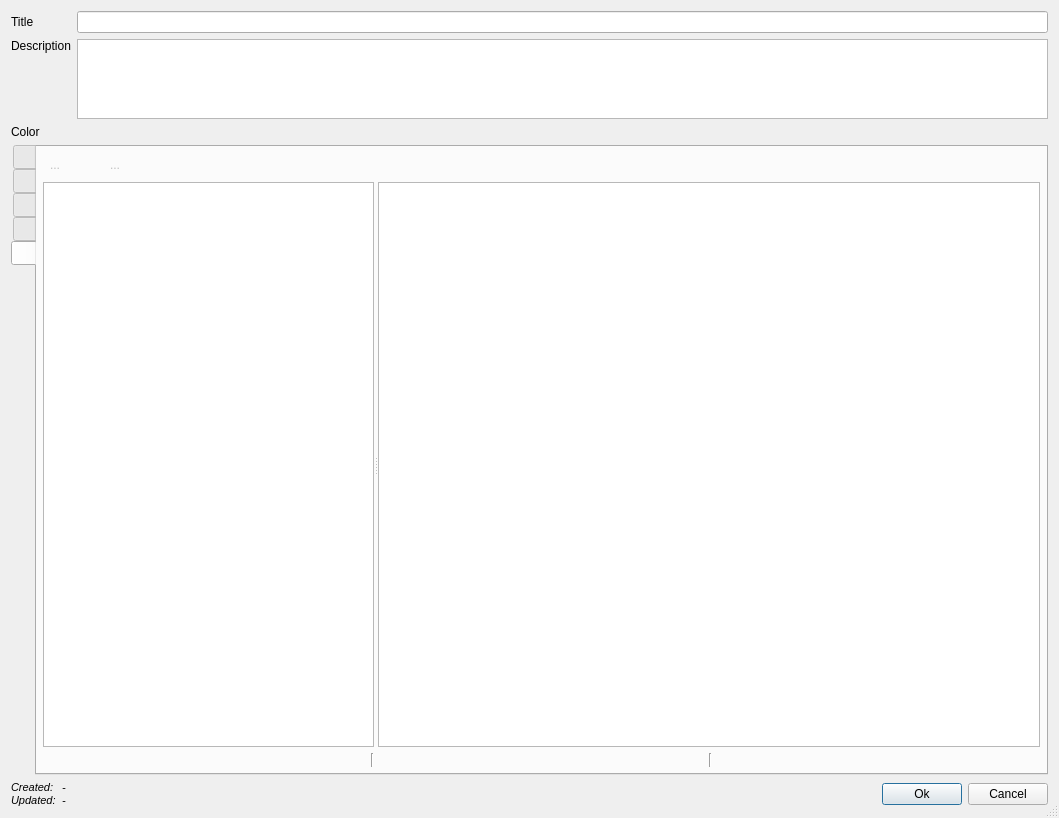
Above: bulinotes/bulinotes/bn/resources/bnnoteeditor.ui from Grum999/BuliNotes before the change. Below: the same form after it.
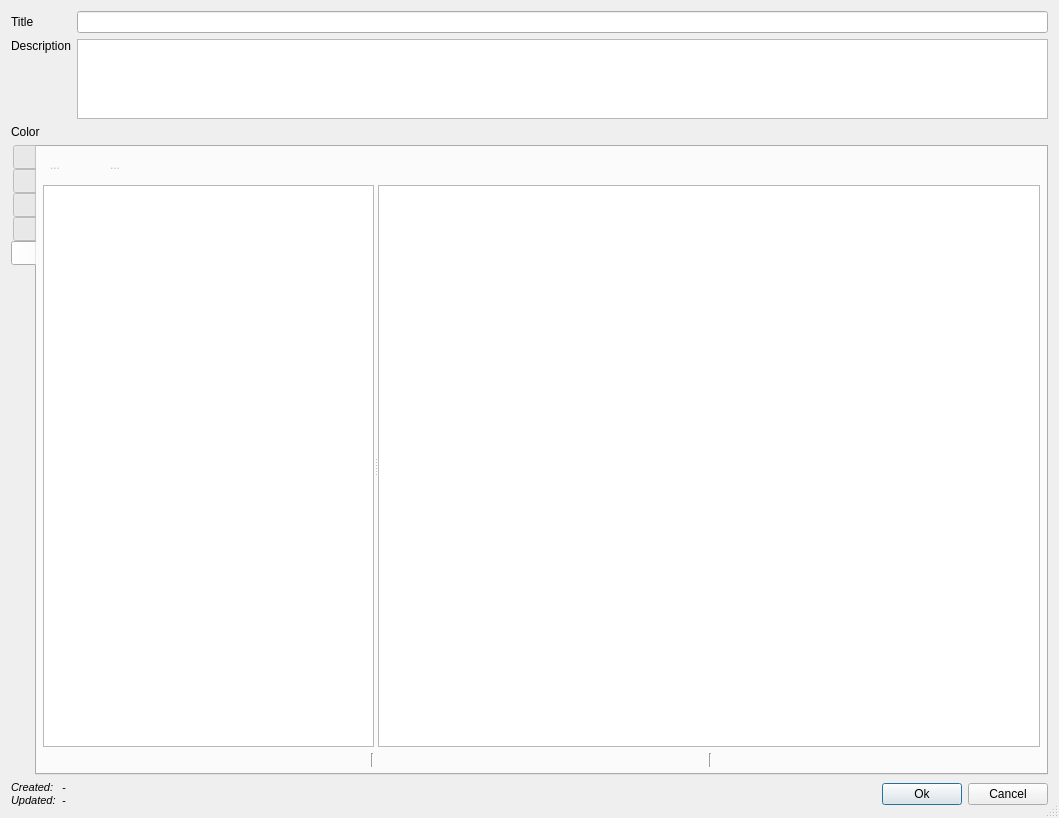
That is the form after the change. The open tabs and pages were chosen to show the change. Icons and pictures are not drawn. Custom widgets are drawn as their Qt base class.

```diff
--- a/bulinotes/bulinotes/bn/resources/bnnoteeditor.ui
+++ b/bulinotes/bulinotes/bn/resources/bnnoteeditor.ui
@@ -998,7 +998,7 @@
         <widget class="QWidget" name="widget_9" native="true">
          <layout class="QVBoxLayout" name="verticalLayout_11">
           <property name="spacing">
-           <number>-1</number>
+           <number>9</number>
           </property>
           <property name="leftMargin">
            <number>0</number>
```
Left out of the diff: 10 changed lines with no effect on the pictures.
